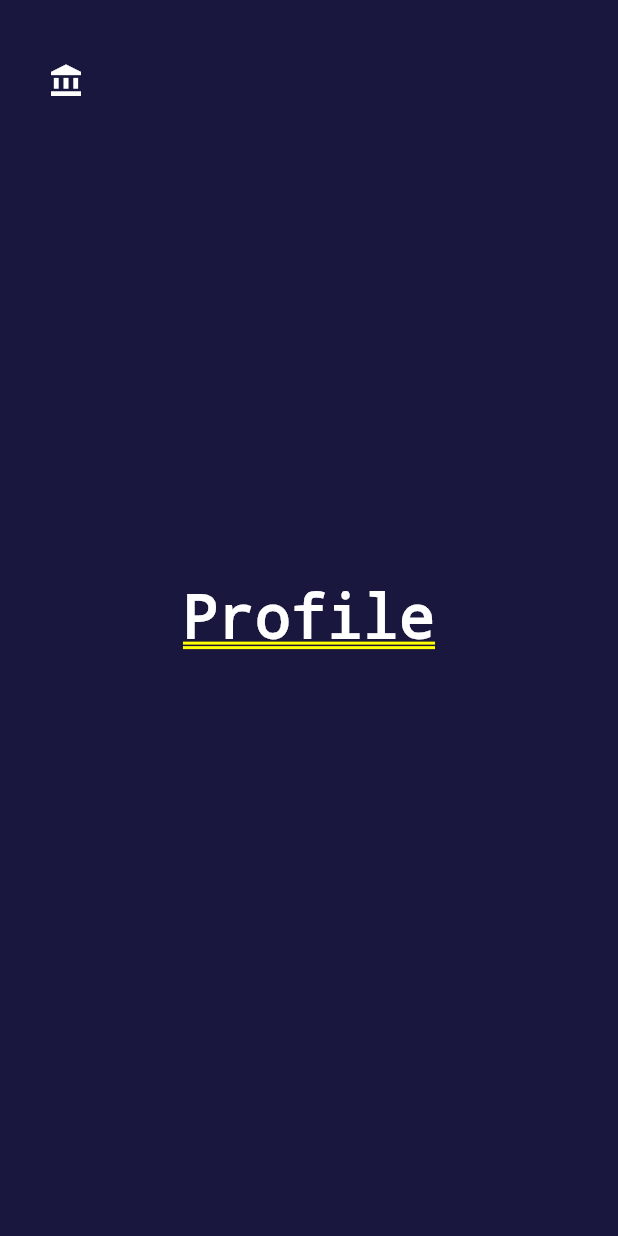
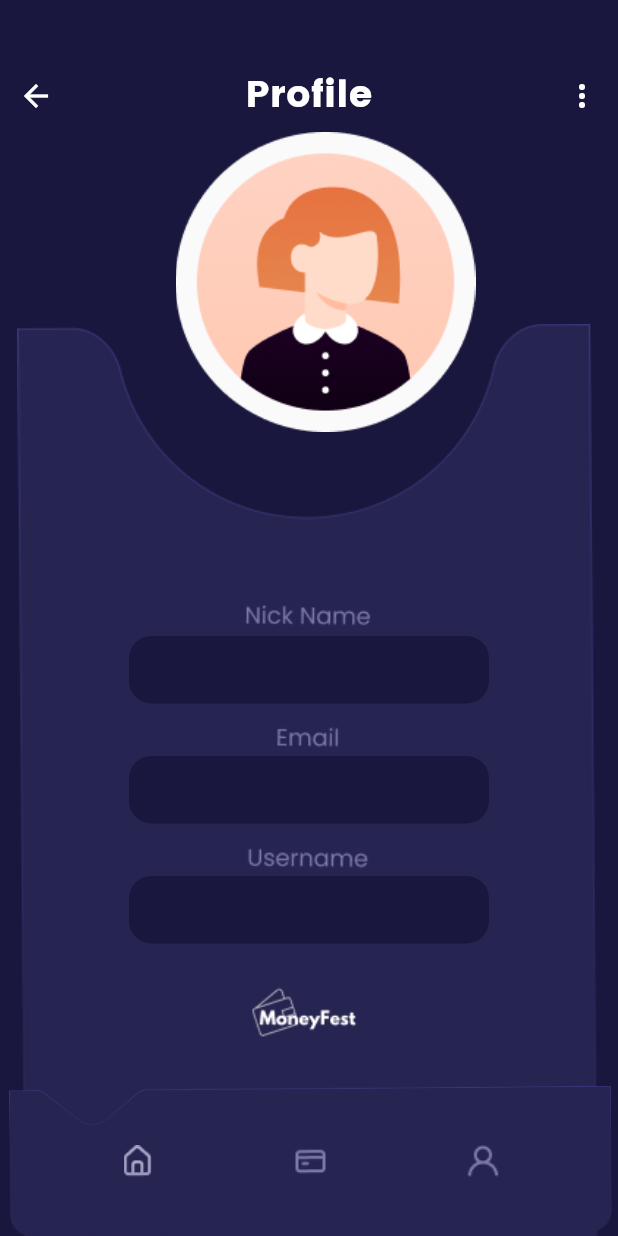
Before and after one commit to RenoSebastian/MoneyFest, a Flutter app: the Profile screen opened by its route, on a phone screen of 412 x 824 dp. Run offline on Flutter 3.47's test engine with Material 3 defaults, Android fonts, the phone set to English and light mode, and no system bars; our stand-ins replace fl_chart.

Commit message:
nambahin fe profile

```diff
--- a/money_fest_frontend/lib/profile.dart
+++ b/money_fest_frontend/lib/profile.dart
@@ -1,39 +1,209 @@
 import 'package:flutter/material.dart';
 
-class Profile extends StatelessWidget {
+class Profile extends StatefulWidget {
   const Profile({Key? key}) : super(key: key);
 
   @override
+  _ProfileState createState() => _ProfileState();
+}
+
+class _ProfileState extends State<Profile> {
+  @override
   Widget build(BuildContext context) {
-    return Stack(
-      children: [
-        // Background Container
-        Container(
-          color: const Color.fromRGBO(25, 23, 61,
-              1), // Ganti dengan warna latar belakang yang Anda inginkan
+    return Scaffold(
+      body: Container(
+        decoration: BoxDecoration(
+          color: const Color.fromRGBO(25, 23, 61, 1),
         ),
-        const Center(
-          child: Text(
-            "Profile",
-            style: TextStyle(
-              fontSize: 40, // Sesuaikan ukuran font sesuai kebutuhan Anda
-              fontWeight: FontWeight.bold,
-              color: Colors
-                  .white, // Sesuaikan dengan warna yang sesuai dengan gambar latar belakang Anda
+        child: Column(
+          mainAxisAlignment: MainAxisAlignment.center,
+          crossAxisAlignment: CrossAxisAlignment.center,
+          children: [
+            const SizedBox(height: 20),
+            Expanded(
+              child: Stack(
+                alignment: Alignment.bottomCenter,
+                children: [
+                  _buildBackgroundImage(),
+                  _buildInputFields(),
+                  _buildTabBar(),
+                  _buildUserImage(),
+                  _buildProfileText(),
+                ],
+              ),
+            ),
+          ],
+        ),
+      ),
+    );
+  }
+
+  Widget _buildBackgroundImage() {
+    return Image.asset(
+      'assets/images/Base3.png',
+      width: 608,
+      height: 608,
+    );
+  }
+
+  Widget _buildInputFields() {
+  return Positioned(
+    bottom: 160,
+    child: Container(
+      width: 280,
+      padding: const EdgeInsets.symmetric(horizontal: 20),
+      child: Column(
+        children: [
+          _buildTextField(),
+          SizedBox(height: 35), // Menambahkan jarak antara TextField
+          _buildTextField(),
+          SizedBox(height: 35), // Menambahkan jarak antara TextField
+          _buildTextField(),
+          SizedBox(height: 35), // Menambahkan jarak antara TextField
+        ],
+      ),
+    ),
+  );
+}
+
+
+  Widget _buildTextField({bool obscureText = false}) {
+    return Container(
+      height: 45,
+      decoration: BoxDecoration(
+        borderRadius: BorderRadius.circular(15),
+        color: const Color.fromRGBO(25, 23, 61, 1).withOpacity(1),
+      ),
+      child: TextField(
+        decoration: InputDecoration(
+          hintText: '',
+          labelText: '',
+          labelStyle: const TextStyle(color: Color.fromRGBO(123, 120, 170, 1)),
+          border: InputBorder.none,
+          contentPadding: const EdgeInsets.symmetric(horizontal: 20, vertical: 12),
+        ),
+        obscureText: obscureText,
+        textAlign: TextAlign.center,
+        style: const TextStyle(
+          color: Colors.white,
+        ),
+      ),
+    );
+  }
+
+  Widget _buildTabBar() {
+    return Positioned(
+      bottom: 0,
+      left: 2,
+      right: 0,
+      child: Stack(
+        alignment: Alignment.bottomCenter,
+        children: [
+          Image.asset(
+            'assets/images/tabBar.png',
+            fit: BoxFit.contain,
+            width: MediaQuery.of(context).size.width,
+            height: 100,
+          ),
+          Column(
+            mainAxisSize: MainAxisSize.min,
+            children: [
+              Row(
+                mainAxisAlignment: MainAxisAlignment.spaceEvenly,
+                mainAxisSize: MainAxisSize.max,
+                children: [
+                  InkWell(
+                    onTap: () {
+                      // Navigate to dashboard route
+                      Navigator.pushNamed(context, '/dashboard');
+                    },
+                    child: Image.asset(
+                      'assets/images/home.png',
+                      width: 50,
+                      height: 50,
+                    ),
+                  ),
+                  InkWell(
+                    onTap: () {
+                      // Navigate to budget route
+                      Navigator.pushNamed(context, '/budget');
+                    },
+                    child: Image.asset(
+                      'assets/images/card.png',
+                      width: 50,
+                      height: 50,
+                    ),
+                  ),
+                  InkWell(
+                    onTap: () {
+                      // Navigate to profile route
+                      Navigator.pushNamed(context, '/profile');
+                    },
+                    child: Image.asset(
+                      'assets/images/profile.png',
+                      width: 50,
+                      height: 50,
+                    ),
+                  ),
+                ],
+              ),
+              const SizedBox(height: 25),
+            ],
+          ),
+        ],
+      ),
+    );
+  }
+
+  Widget _buildUserImage() {
+    return Positioned(
+      top: 68,
+      right: 95,
+      child: Image.asset(
+        'assets/images/User.png',
+        width: 200,
+        height: 200,
+      ),
+    );
+  }
+
+  Widget _buildProfileText() {
+    return Positioned(
+      top: 20,
+      left: 0,
+      right: 0,
+      child: Row(
+        mainAxisAlignment: MainAxisAlignment.spaceBetween,
+        children: [
+          IconButton(
+            onPressed: () {
+              Navigator.pop(context);
+            },
+            icon: Icon(
+              Icons.arrow_back,
+              color: Colors.white,
             ),
           ),
-        ),
-        Positioned(
-          top: 30,
-          left: 20,
-          child: IconButton(
-            icon: const Icon(Icons.account_balance, color: Colors.white),
+          Text(
+            'Profile',
+            textAlign: TextAlign.center,
+            style: TextStyle(
+              fontSize: 25,
+              color: Colors.white,
+              fontFamily: 'Poppins',
+            ),
+          ),
+          IconButton(
             onPressed: () {
-              Navigator.pushNamed(context, '/dashboard');
+              // Tambahkan logika untuk menu titik tiga
             },
+            icon: Icon(
+              Icons.more_vert,
+              color: Colors.white,
+            ),
           ),
-        ),
-      ],
+        ],
+      ),
     );
   }
 }
--- a/money_fest_frontend/pubspec.yaml
+++ b/money_fest_frontend/pubspec.yaml
@@ -66,10 +66,12 @@ flutter:
     - assets/MoneyFestLogo.png
     - assets/images/Base.png
     - assets/images/Base2.png
+    - assets/images/Base3.png
     - assets/images/card.png
     - assets/images/home.png
     - assets/images/profile.png
     - assets/images/tabBar.png
+    - assets/images/User.png
 
   # The following line ensures that the Material Icons font is
   # included with your application, so that you can use the icons in
```
Also changed, not shown: money_fest_frontend/assets/images/Base3.png (added), money_fest_frontend/assets/images/User.png (added).
